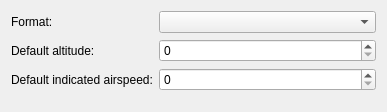
Before: the Qt Designer form src/Plugins/Location/Import/CsvLocationImport/src/CsvLocationImportOptionWidget.ui in till213/SkyDolly, drawn with Qt 5.
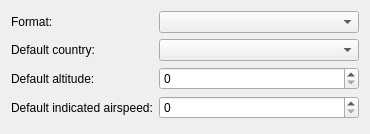
After: the same form once the commit is applied. Custom widgets are drawn as their Qt base class.

Commit message: Add default country combobox to CSV import options

```diff
--- a/src/Plugins/Location/Import/CsvLocationImport/src/CsvLocationImportOptionWidget.ui
+++ b/src/Plugins/Location/Import/CsvLocationImport/src/CsvLocationImportOptionWidget.ui
@@ -6,8 +6,8 @@
    <rect>
     <x>0</x>
     <y>0</y>
-    <width>387</width>
-    <height>112</height>
+    <width>365</width>
+    <height>134</height>
    </rect>
   </property>
   <layout class="QFormLayout" name="formLayout">
@@ -29,27 +29,44 @@
     </widget>
    </item>
    <item row="1" column="0">
+    <widget class="QLabel" name="label_3">
+     <property name="text">
+      <string>Default country:</string>
+     </property>
+    </widget>
+   </item>
+   <item row="1" column="1">
+    <widget class="EnumerationComboBox" name="defaultCountryComboBox"/>
+   </item>
+   <item row="2" column="0">
     <widget class="QLabel" name="label">
      <property name="text">
       <string>Default altitude:</string>
      </property>
     </widget>
    </item>
-   <item row="1" column="1">
+   <item row="2" column="1">
     <widget class="QSpinBox" name="defaultAltitudeSpinBox"/>
    </item>
-   <item row="2" column="0">
+   <item row="3" column="0">
     <widget class="QLabel" name="label_2">
      <property name="text">
       <string>Default indicated airspeed:</string>
      </property>
     </widget>
    </item>
-   <item row="2" column="1">
+   <item row="3" column="1">
     <widget class="QSpinBox" name="defaultIndicatedAirspeedSpinBox"/>
    </item>
   </layout>
  </widget>
+ <customwidgets>
+  <customwidget>
+   <class>EnumerationComboBox</class>
+   <extends>QComboBox</extends>
+   <header location="global">Widget/EnumerationComboBox.h</header>
+  </customwidget>
+ </customwidgets>
  <resources/>
  <connections/>
 </ui>
```
The commit also changes 24 other files.
